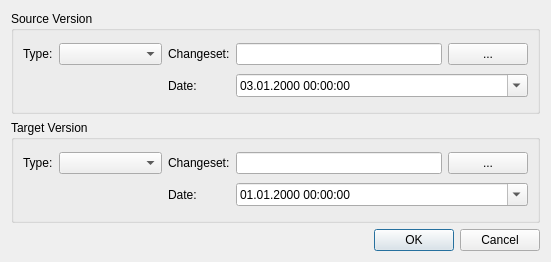
Old version of the form u7/Forms/DialogProjectDiff.ui in the repository whiteman-kr/u7set.
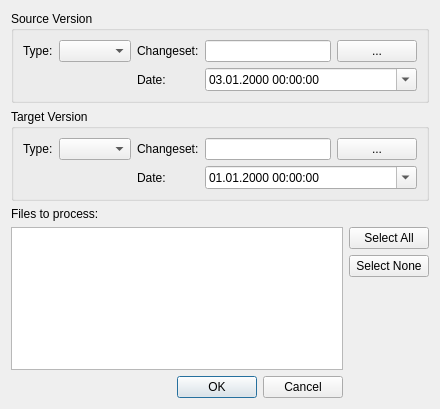
New version of the form.

Commit message: RPCT-2883, u7: ProjectDiffGenerator: separate thread, selecting caterogies, margins

Diff of the .ui file:
```diff
--- a/u7/Forms/DialogProjectDiff.ui
+++ b/u7/Forms/DialogProjectDiff.ui
@@ -6,17 +6,15 @@
    <rect>
     <x>0</x>
     <y>0</y>
-    <width>551</width>
-    <height>262</height>
+    <width>440</width>
+    <height>409</height>
    </rect>
   </property>
   <property name="windowTitle">
    <string>Dialog</string>
   </property>
-  <layout class="QGridLayout" name="gridLayout_4">
-   <item row="0" column="0">
     <layout class="QGridLayout" name="gridLayout">
-     <item row="0" column="0">
+   <item row="0" column="0" colspan="3">
       <widget class="QGroupBox" name="sourceGroupBox">
        <property name="title">
         <string>Source Version</string>
@@ -85,7 +83,7 @@
        </layout>
       </widget>
      </item>
-     <item row="1" column="0">
+   <item row="1" column="0" colspan="3">
       <widget class="QGroupBox" name="targetGroupBox">
        <property name="title">
         <string>Target Version</string>
@@ -139,6 +137,53 @@
       </widget>
      </item>
      <item row="2" column="0">
+    <widget class="QLabel" name="label">
+     <property name="sizePolicy">
+      <sizepolicy hsizetype="Preferred" vsizetype="Fixed">
+       <horstretch>0</horstretch>
+       <verstretch>0</verstretch>
+      </sizepolicy>
+     </property>
+     <property name="text">
+      <string>Files to process:</string>
+     </property>
+    </widget>
+   </item>
+   <item row="3" column="0" rowspan="3" colspan="2">
+    <widget class="QListWidget" name="categoriesList">
+     <property name="modelColumn">
+      <number>0</number>
+     </property>
+    </widget>
+   </item>
+   <item row="3" column="2">
+    <widget class="QPushButton" name="buttonSelectAll">
+     <property name="text">
+      <string>Select All</string>
+     </property>
+    </widget>
+   </item>
+   <item row="4" column="2">
+    <widget class="QPushButton" name="buttonSelectNone">
+     <property name="text">
+      <string>Select None</string>
+     </property>
+    </widget>
+   </item>
+   <item row="5" column="2">
+    <spacer name="verticalSpacer">
+     <property name="orientation">
+      <enum>Qt::Vertical</enum>
+     </property>
+     <property name="sizeHint" stdset="0">
+      <size>
+       <width>20</width>
+       <height>106</height>
+      </size>
+     </property>
+    </spacer>
+   </item>
+   <item row="6" column="1">
       <widget class="QDialogButtonBox" name="buttonBox">
        <property name="orientation">
         <enum>Qt::Horizontal</enum>
@@ -147,8 +192,6 @@
         <set>QDialogButtonBox::Cancel|QDialogButtonBox::Ok</set>
        </property>
       </widget>
-     </item>
-    </layout>
    </item>
   </layout>
  </widget>
```
Lines whose indentation alone changed are shown as unchanged. The commit also changes 10 other files.
